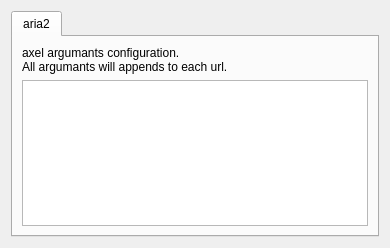
The window that prefdownloaderswidget.ui (Alir3z4/yoDownet) describes before a commit, drawn with Qt 5.
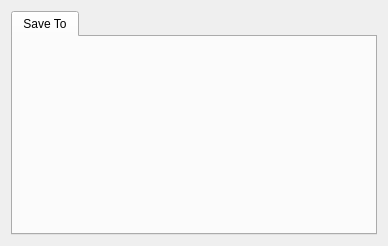
The same window after the commit. Icons and pictures are not drawn.

The edit to the form file:
```diff
--- a/prefdownloaderswidget.ui
+++ b/prefdownloaderswidget.ui
@@ -6,8 +6,8 @@
    <rect>
     <x>0</x>
     <y>0</y>
-    <width>390</width>
-    <height>248</height>
+    <width>388</width>
+    <height>246</height>
    </rect>
   </property>
   <property name="windowTitle">
@@ -19,28 +19,15 @@
    </iconset>
   </property>
   <layout class="QGridLayout" name="PrefDownloadersWidgetGridLayout">
-   <item row="0" column="1">
-    <widget class="QTabWidget" name="tabWidget">
+   <item row="0" column="0">
+    <widget class="QTabWidget" name="downloaderTabWidget">
      <property name="currentIndex">
       <number>0</number>
      </property>
      <widget class="QWidget" name="aria2Tab">
       <attribute name="title">
-       <string>aria2</string>
+       <string>Save To</string>
       </attribute>
-      <layout class="QGridLayout" name="gridLayout">
-       <item row="0" column="0">
-        <widget class="QLabel" name="descriptionLabel">
-         <property name="text">
-          <string>axel argumants configuration.
-All argumants will appends to each url.</string>
-         </property>
-        </widget>
-       </item>
-       <item row="1" column="0">
-        <widget class="QTableView" name="argTable"/>
-       </item>
-      </layout>
      </widget>
     </widget>
    </item>
```
Left out of the diff: 2 changed lines with no effect on the pictures.
